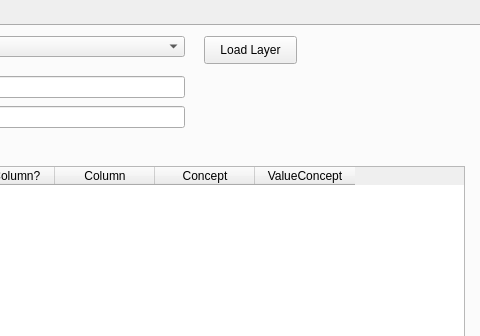
Qt form sparql_unicorn/sparql_unicorn_dialog_base.ui (sparqlunicorn/sparqlunicornGoesGIS) before a commit; both pictures show x 278 to 758 and y 0 to 336 of the 758 by 658 pixel window.
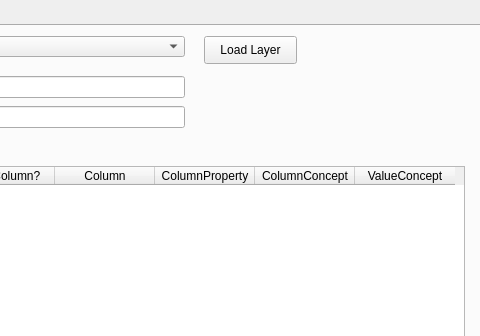
The same form after that commit. The open tabs and pages were chosen to show the change.

Commit message: Added ColumnConcept for interlinking

```diff
--- a/sparql_unicorn/sparql_unicorn_dialog_base.ui
+++ b/sparql_unicorn/sparql_unicorn_dialog_base.ui
@@ -319,7 +319,7 @@
       <bool>true</bool>
      </property>
      <property name="columnCount">
-      <number>6</number>
+      <number>7</number>
      </property>
      <column>
       <property name="text">
@@ -343,7 +343,12 @@
      </column>
      <column>
       <property name="text">
-       <string>Concept</string>
+       <string>ColumnProperty</string>
+      </property>
+     </column>
+     <column>
+      <property name="text">
+       <string>ColumnConcept</string>
       </property>
      </column>
      <column>
```
Left out of the diff: 2 changed lines with no effect on the pictures.
